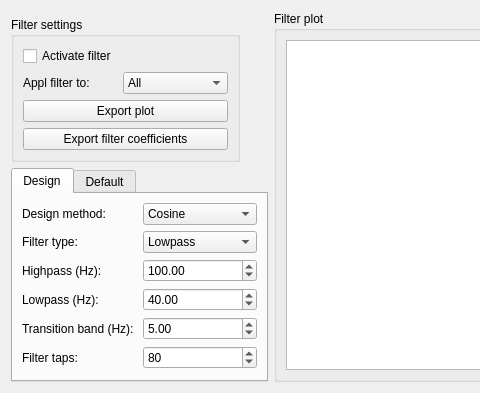
The window that MNE/disp/filterwindowwidget.ui (mne-tools/mne-cpp) describes before a commit, drawn with Qt 5; both pictures show x 0 to 480 and y 0 to 393 of the 969 by 393 pixel window.
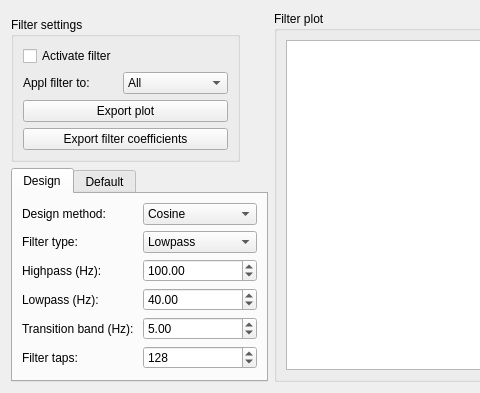
The same window after the commit.

Commit message: - change default taper size to 128

The edit to the form file:
```diff
--- a/MNE/disp/filterwindowwidget.ui
+++ b/MNE/disp/filterwindowwidget.ui
@@ -295,7 +295,7 @@
               <number>2</number>
              </property>
              <property name="value">
-              <number>80</number>
+              <number>128</number>
              </property>
             </widget>
            </item>
```
The commit also changes 1 other file.
